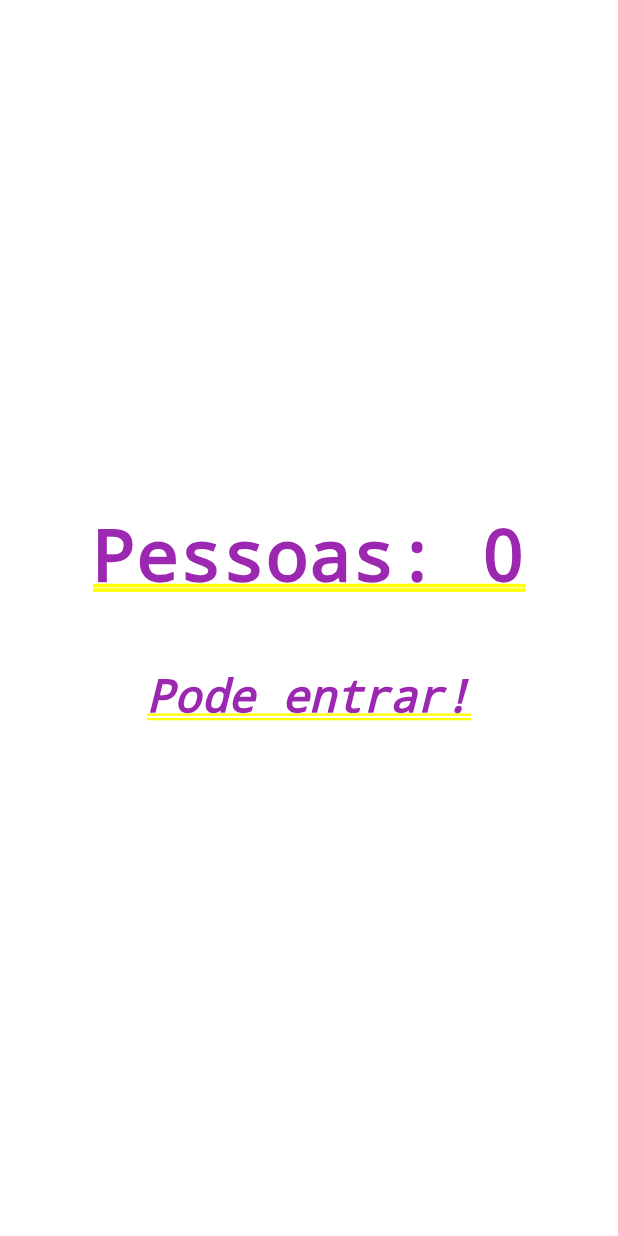
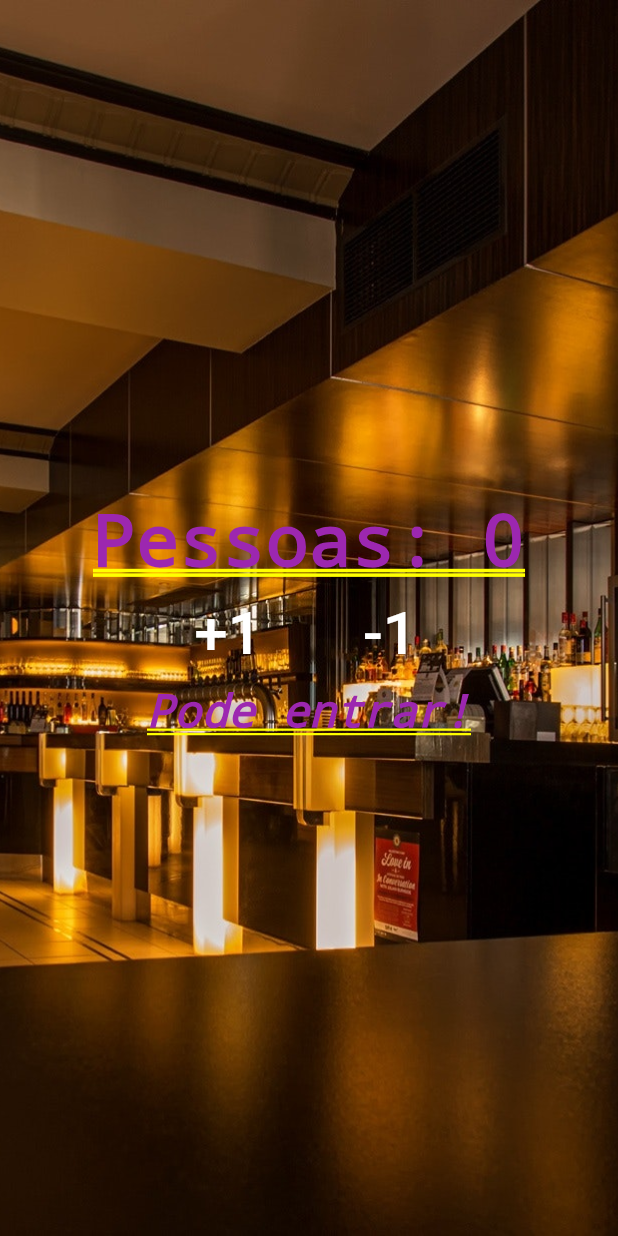
Before and after one commit to giovanaprates/contador_de_pessoas, a Flutter app: the screen it shows after launch, after a tap on "+1", on a phone screen of 412 x 824 dp. Run offline on Flutter 3.47's test engine with Material 2 defaults, Android fonts, the phone set to English and light mode, and no system bars.

Commit message:
Image, Padding, Stack

```diff
--- a/lib/main.dart
+++ b/lib/main.dart
@@ -3,7 +3,14 @@ import 'package:flutter/material.dart';
 void main() {
   runApp(MaterialApp(
     title: "Contador de pessoas", //parametro title
-    home: Column(
+    home: Stack(
+      children: <Widget>[
+        Image.asset(
+          "images/restaurant.jpg",
+          fit: BoxFit.cover,
+          height: 1000.0,
+        ),
+        Column(
           mainAxisAlignment: MainAxisAlignment.center,
           children: <Widget>[
             Text(
@@ -13,13 +20,19 @@ void main() {
             Row(
               mainAxisAlignment: MainAxisAlignment.center,
               children: [
-            FlatButton(
+                Padding(
+                  padding: EdgeInsets.all(10.0),
+                  child: FlatButton(
                     child: Text("+1", style: TextStyle(fontSize: 40.0, color: Colors.white)),
                     onPressed: (){},
                   ),
-            FlatButton(
+                ),
+                Padding(
+                  padding: EdgeInsets.all(10.0),
+                  child: FlatButton(
                     child: Text("-1", style: TextStyle(fontSize: 40.0, color: Colors.white)),
                     onPressed: (){},
+                  ),
                 ),
               ],
             ),
@@ -29,6 +42,8 @@ void main() {
             )
           ],
         )
+      ],
+    )
   )
   );
 }
--- a/pubspec.yaml
+++ b/pubspec.yaml
@@ -49,6 +49,9 @@ flutter:
   #   - images/a_dot_burr.jpeg
   #   - images/a_dot_ham.jpeg
 
+  assets:
+    - images/restaurant.jpg
+
   # An image asset can refer to one or more resolution-specific "variants", see
   # https://flutter.dev/assets-and-images/#resolution-aware.
 
```
Also changed, not shown: images/restaurant.jpg (added). Lines whose indentation alone changed are shown as unchanged.
